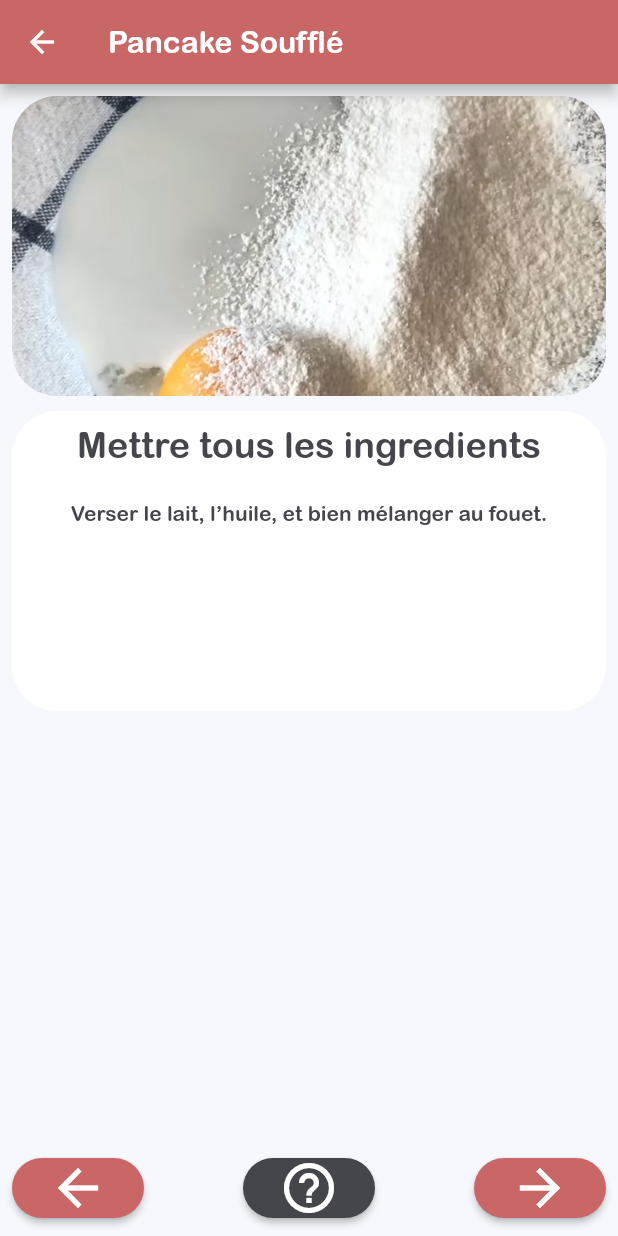
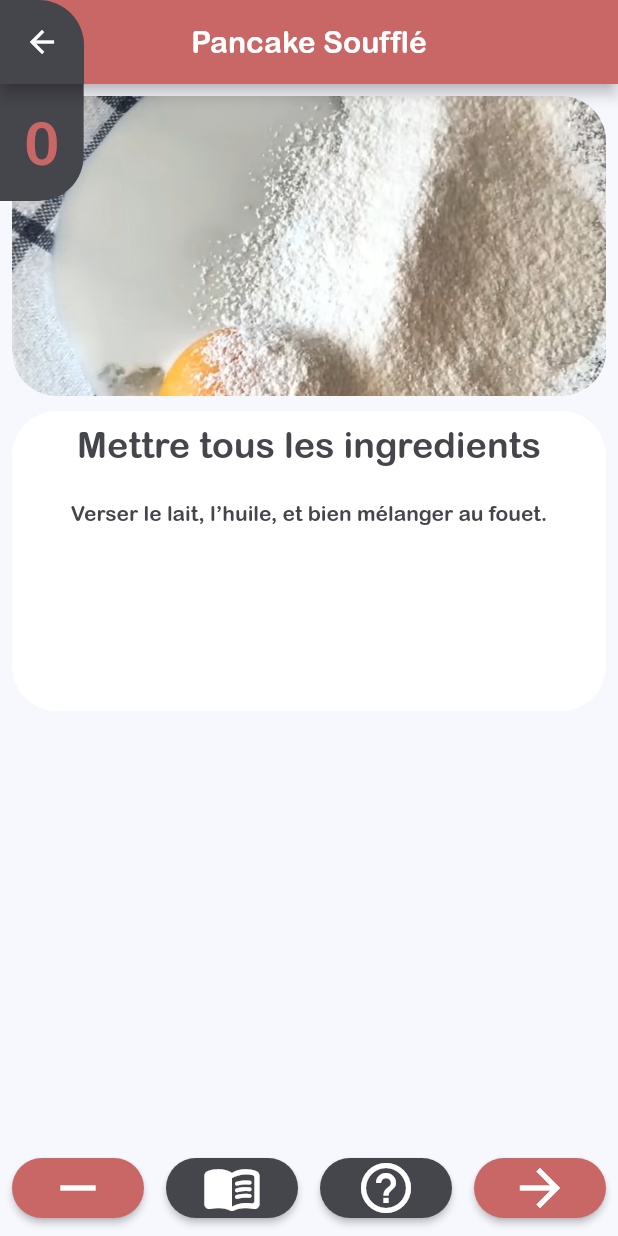
Before and after one commit to otakedev/gred-mobile, a Flutter app: the RecipeStepPage screen opened by its route, item 2 of the bottom bar chosen, after a tap on the "arrow back" icon, on a phone screen of 412 x 824 dp. Run offline on Flutter 3.47's test engine with Material 2 defaults, Android fonts, the phone set to English and light mode, and no system bars; our stand-ins replace flutter_svg, font_awesome_flutter, shared_preferences; accounts and stored records are empty.

Commit message:
[#2] update steps

```diff
--- a/lib/screens/recipe-page/recipe-step-page/components/recipe_step.dart
+++ b/lib/screens/recipe-page/recipe-step-page/components/recipe_step.dart
@@ -16,7 +16,9 @@ class RecipeStep extends StatelessWidget {
       (provider) => provider.findByIndex(index),
     );
 
-    return Container(
+    return Stack(
+      children: [
+        Container(
           child: Padding(
             padding: const EdgeInsets.all(8.0),
             child: Column(
@@ -44,8 +46,8 @@ class RecipeStep extends StatelessWidget {
                     children: [
                       Padding(
                         padding: const EdgeInsets.all(8.0),
-                    child:
-                        Text("${item.title ?? ''}", style: headline6(context)),
+                        child: Text("${item.title ?? ''}",
+                            style: headline6(context)),
                       ),
                       Padding(
                         padding: const EdgeInsets.all(16.0),
@@ -57,6 +59,19 @@ class RecipeStep extends StatelessWidget {
               ],
             ),
           ),
+        ),
+        Container(
+          decoration: BoxDecoration(
+            color: kColorSecondary,
+            borderRadius: BorderRadius.only(bottomRight: Radius.circular(30)),
+          ),
+          child: Padding(
+            padding: const EdgeInsets.all(16.0),
+            child: Text("$index",
+                style: TextStyle(fontSize: 40, color: kColorPrimary)),
+          ),
+        ),
+      ],
     );
   }
 }
--- a/lib/screens/recipe-page/recipe-step-page/components/recipe_steps.dart
+++ b/lib/screens/recipe-page/recipe-step-page/components/recipe_steps.dart
@@ -1,6 +1,6 @@
 import 'package:flutter/material.dart';
-import 'package:gred_mobile/models/recipe_help_model.dart';
 import 'package:gred_mobile/models/recipe_step_model.dart';
+import 'package:gred_mobile/providers/recipe_provider.dart';
 import 'package:gred_mobile/providers/recipe_step_provider.dart';
 import 'package:gred_mobile/screens/recipe-page/recipe-step-page/components/help_dialog.dart';
 import 'package:gred_mobile/screens/recipe-page/recipe-step-page/components/recipe_step.dart';
@@ -19,11 +19,11 @@ class _RecipeStepsState extends State<RecipeSteps> {
   bool _isHelpVisible = true;
   List<RecipeStepModel> recipes;
 
-  PageController _controller = PageController(initialPage: 0);
+  PageController _controller = PageController();
 
   void _onPageViewChange(int page) {
-    _currentPage = page;
     setState(() {
+      _currentPage = page;
       _isHelpVisible = recipes[page].help != null;
     });
   }
@@ -40,7 +40,7 @@ class _RecipeStepsState extends State<RecipeSteps> {
       () => _controller.animateToPage(
             fn(),
             duration: Duration(milliseconds: 200),
-            curve: Curves.linear,
+            curve: Curves.ease,
           );
 
   @override
@@ -50,8 +50,9 @@ class _RecipeStepsState extends State<RecipeSteps> {
   }
 
   Widget stepButton(IconData icon, void Function() onPressed,
-          {style = ButtonTextTheme.primary}) =>
+          {style = ButtonTextTheme.primary, color: kColorPrimary}) =>
       RaisedButton(
+        color: color,
         textTheme: style,
         onPressed: onPressed,
         child: Icon(icon, size: 40),
@@ -94,11 +95,24 @@ class _RecipeStepsState extends State<RecipeSteps> {
               child: Row(
                 mainAxisAlignment: MainAxisAlignment.spaceBetween,
                 children: [
-                  stepButton(Icons.arrow_back, _updatePage(_previousPage())),
+                  stepButton(
+                    _currentPage < 1 ? Icons.remove : Icons.arrow_back,
+                    _updatePage(_previousPage()),
+                  ),
+                  stepButton(
+                    Icons.menu_book_rounded,
+                    ingredientsDialog(context),
+                    color: kColorSecondary,
+                  ),
                   Visibility(
                       child: helpButton(Icons.help_outline, () {}),
                       visible: _isHelpVisible),
-                  stepButton(Icons.arrow_forward, _updatePage(_nextPage())),
+                  stepButton(
+                    _currentPage >= itemsCount - 1
+                        ? Icons.remove
+                        : Icons.arrow_forward,
+                    _updatePage(_nextPage()),
+                  ),
                 ],
               ),
             ),
@@ -107,4 +121,31 @@ class _RecipeStepsState extends State<RecipeSteps> {
       ],
     );
   }
+
+  void Function() ingredientsDialog(BuildContext context) {
+    return () {
+      var ingredients =
+          context.read<RecipeProvider>().selectedRecipe.ingredients;
+      showDialog(
+        context: context,
+        child: SimpleDialog(
+          title: Text("Un oubli ?"),
+          children: [
+            for (var i in ingredients)
+              Padding(
+                padding: const EdgeInsets.all(8.0),
+                child: Text('- $i', style: TextStyle(height: 1.0)),
+              ),
+            SimpleDialogOption(
+              onPressed: () => Navigator.pop(context),
+              child: const Text(
+                "C'est bon ?",
+                style: TextStyle(color: kColorPrimary),
+              ),
+            ),
+          ],
+        ),
+      );
+    };
+  }
 }
--- a/lib/screens/recipe-page/recipe-step-page/recipe_step_page.dart
+++ b/lib/screens/recipe-page/recipe-step-page/recipe_step_page.dart
@@ -2,6 +2,7 @@ import 'package:flutter/material.dart';
 import 'package:gred_mobile/models/recipe_model.dart';
 import 'package:gred_mobile/providers/recipe_provider.dart';
 import 'package:gred_mobile/screens/recipe-page/recipe-step-page/components/recipe_steps.dart';
+import 'package:gred_mobile/theme/colors.dart';
 import 'package:provider/provider.dart';
 
 class RecipeStepPage extends StatelessWidget {
@@ -15,8 +16,18 @@ class RecipeStepPage extends StatelessWidget {
 
     return Scaffold(
       appBar: AppBar(
-        title: Text('${recipe?.title ?? "Recipe"}'),
-      ),
+          centerTitle: true,
+          title: Text('${recipe?.title ?? "Recipe"}'),
+          leading: Container(
+            decoration: BoxDecoration(
+              color: kColorSecondary,
+              borderRadius: BorderRadius.only(topRight: Radius.circular(30)),
+            ),
+            child: IconButton(
+              icon: Icon(Icons.arrow_back, color: kColorWhite),
+              onPressed: () => Navigator.pop(context),
+            ),
+          )),
       body: RecipeSteps(),
     );
   }
--- a/lib/screens/recipe-page/recipe_page.dart
+++ b/lib/screens/recipe-page/recipe_page.dart
@@ -16,7 +16,10 @@ class RecipePage extends StatelessWidget {
     );
 
     return Scaffold(
-      appBar: AppBar(title: Text('${recipe?.title ?? "Recipe"}')),
+      appBar: AppBar(
+        centerTitle: true,
+        title: Text('${recipe?.title ?? "Recipe"}'),
+      ),
       body: Recipe(recipe),
       floatingActionButton: FloatingActionButton.extended(
         label: Text('Start Cooking !', style: TextStyle(color: kColorWhite)),
```
Lines whose indentation alone changed are shown as unchanged.
